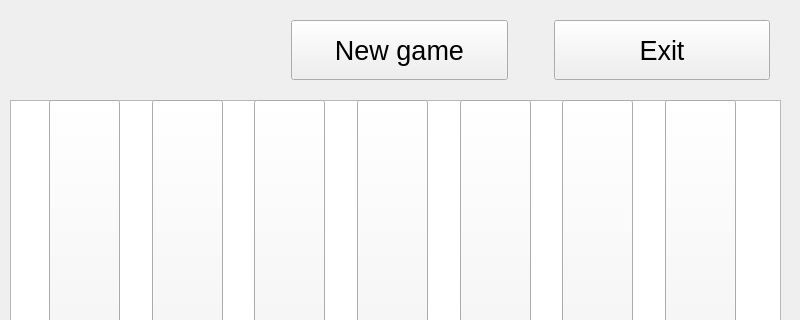
First picture: the form in src/forms/BoardWindow.ui, repository wshknmt/Connect-4, before the edit; both pictures show x 0 to 800 and y 0 to 320 of the 800 by 600 pixel window.
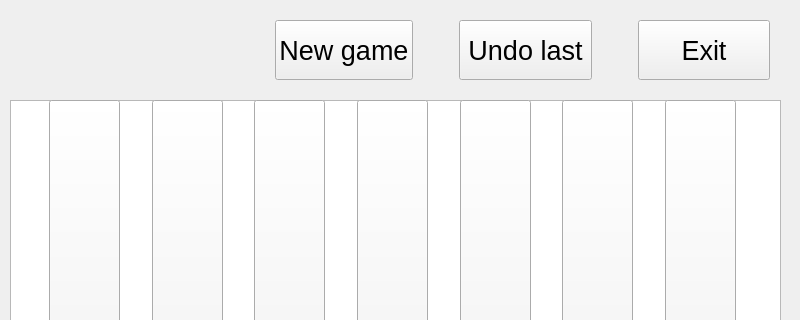
Second picture: the form after the edit.

The edit to the form file:
```diff
--- a/src/forms/BoardWindow.ui
+++ b/src/forms/BoardWindow.ui
@@ -352,6 +352,40 @@
        </property>
       </spacer>
      </item>
+     <item>
+      <widget class="QPushButton" name="undoButton">
+       <property name="minimumSize">
+        <size>
+         <width>0</width>
+         <height>60</height>
+        </size>
+       </property>
+       <property name="font">
+        <font>
+         <pointsize>20</pointsize>
+        </font>
+       </property>
+       <property name="text">
+        <string>Undo last</string>
+       </property>
+      </widget>
+     </item>
+     <item>
+      <spacer name="horizontalSpacer_13">
+       <property name="orientation">
+        <enum>Qt::Horizontal</enum>
+       </property>
+       <property name="sizeType">
+        <enum>QSizePolicy::Maximum</enum>
+       </property>
+       <property name="sizeHint" stdset="0">
+        <size>
+         <width>40</width>
+         <height>20</height>
+        </size>
+       </property>
+      </spacer>
+     </item>
      <item>
       <widget class="QPushButton" name="exitButton">
        <property name="minimumSize">
```
